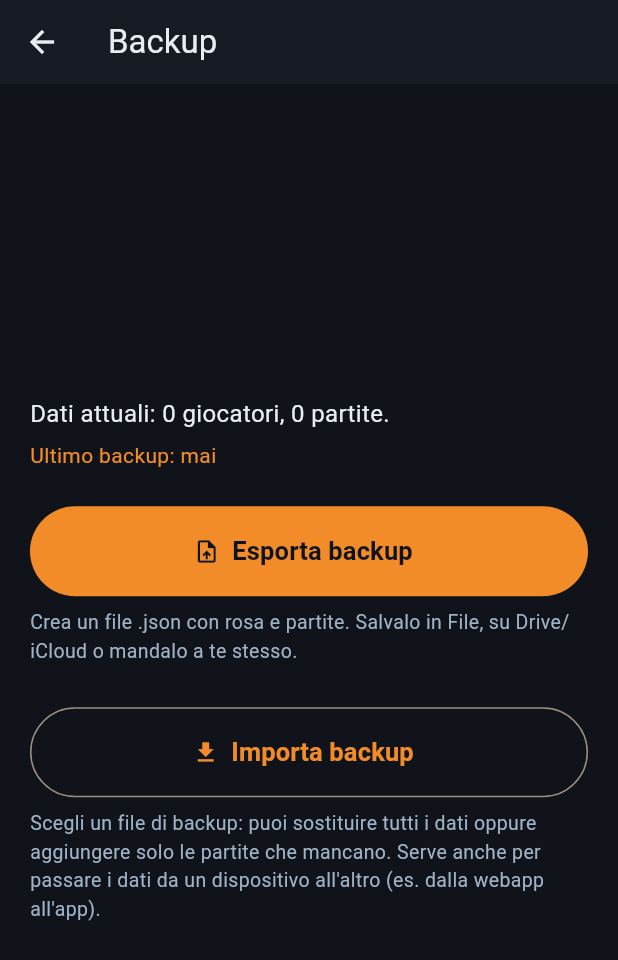
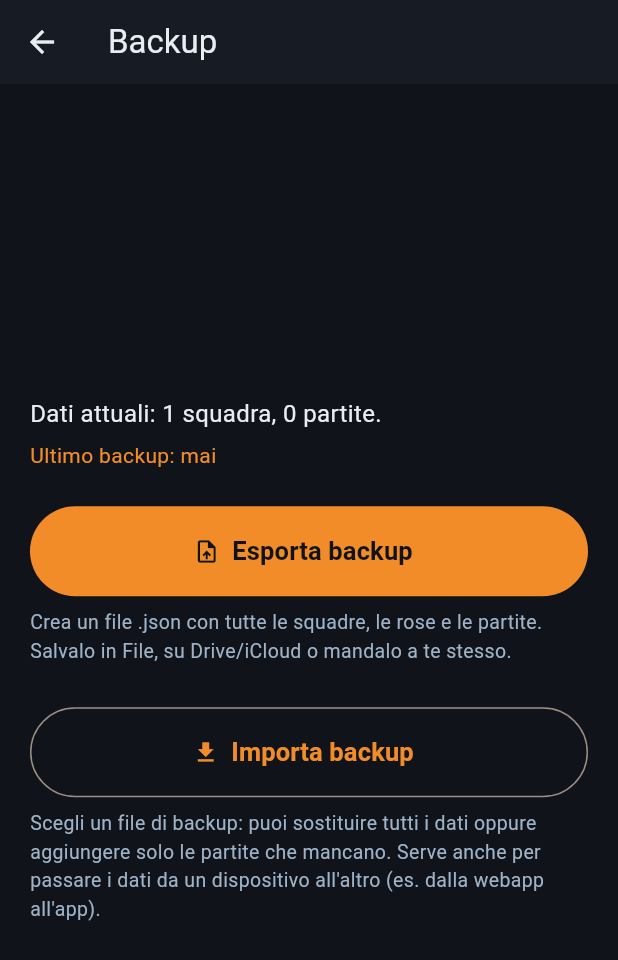
Before and after one commit to federicopezzella/scout-pallavolo, a Flutter app: the screen it shows after launch, after a tap on "Backup", on a phone screen of 412 x 824 dp. Shown: the top 960 px of the screen. Run offline on Flutter 3.47's test engine with Material 3 defaults, Android fonts, the phone set to English and light mode, and no system bars; our stand-ins replace file_picker, pdf, printing, share_plus, shared_preferences.

Commit message:
Più squadre (rose): squadra attiva in home, gestione squadre, backup di tutte le squadre
Co-Authored-By: Claude Opus 5.5 <noreply@anthropic.com>
Claude-Session: https://claude.ai/code/session_01PbYR5f57Hsc89QS1BnU6t7

```diff
--- a/lib/models.dart
+++ b/lib/models.dart
@@ -56,26 +56,30 @@ class Player {
 }
 
 class Team {
+  String id;
   String name;
   int jerseyColor;
   int liberoColor;
   List<Player> players;
 
   Team({
+    required this.id,
     required this.name,
     required this.jerseyColor,
     required this.liberoColor,
     required this.players,
   });
 
-  factory Team.empty() => Team(
-        name: 'La mia squadra',
+  factory Team.empty({String name = 'La mia squadra'}) => Team(
+        id: newId(),
+        name: name,
         jerseyColor: 0xFF1F6FD1,
         liberoColor: 0xFFE9C46A,
         players: [],
       );
 
   Map<String, dynamic> toJson() => {
+        'id': id,
         'name': name,
         'jerseyColor': jerseyColor,
         'liberoColor': liberoColor,
@@ -83,6 +87,7 @@ class Team {
       };
 
   factory Team.fromJson(Map<String, dynamic> j) => Team(
+        id: (j['id'] as String?) ?? newId(),
         name: j['name'] as String,
         jerseyColor: (j['jerseyColor'] as num).toInt(),
         liberoColor: (j['liberoColor'] as num).toInt(),
@@ -221,6 +226,8 @@ class SetData {
 
 class MatchData {
   String id;
+  /// squadra (rosa) a cui appartiene la partita
+  String? teamId;
   String opponent;
   String competition;
   bool home;
@@ -236,6 +243,7 @@ class MatchData {
 
   MatchData({
     required this.id,
+    this.teamId,
     required this.opponent,
     required this.competition,
     required this.home,
@@ -288,6 +296,7 @@ class MatchData {
         'sets': sets.map((s) => s.toJson()).toList(),
         'finished': finished,
         'maxSubs': maxSubs,
+        if (teamId != null) 'teamId': teamId,
       };
 
   factory MatchData.fromJson(Map<String, dynamic> j) => MatchData(
@@ -307,28 +316,61 @@ class MatchData {
             .toList(),
         finished: (j['finished'] as bool?) ?? false,
         maxSubs: (j['maxSubs'] as num?)?.toInt() ?? 8,
+        teamId: j['teamId'] as String?,
       );
 }
 
 class AppData {
-  Team team;
+  List<Team> teams;
+  String currentTeamId;
   List<MatchData> matches;
   int? lastBackup;
 
-  AppData({required this.team, required this.matches, this.lastBackup});
+  AppData({required List<Team> teams, String? currentTeamId, required this.matches, this.lastBackup})
+      : teams = teams.isEmpty ? [Team.empty()] : teams,
+        currentTeamId = currentTeamId ?? '' {
+    normalize();
+  }
+
+  /// Squadra attiva (quella scelta in home).
+  Team get team => teams.firstWhere((t) => t.id == currentTeamId, orElse: () => teams.first);
+
+  Team? teamById(String? id) {
+    for (final t in teams) {
+      if (t.id == id) return t;
+    }
+    return null;
+  }
+
+  /// Partite della squadra attiva.
+  List<MatchData> get teamMatches => matches.where((m) => m.teamId == team.id).toList();
+
+  /// Sistema i dati: almeno una squadra, squadra attiva valida, ogni partita con una squadra.
+  void normalize() {
+    if (teams.isEmpty) teams.add(Team.empty());
+    if (teamById(currentTeamId) == null) currentTeamId = teams.first.id;
+    for (final m in matches) {
+      if (teamById(m.teamId) == null) m.teamId = teams.first.id;
+    }
+  }
 
   Map<String, dynamic> toJson() => {
-        'version': 1,
-        'team': team.toJson(),
+        'version': 2,
+        'teams': teams.map((t) => t.toJson()).toList(),
+        'currentTeamId': currentTeamId,
         'matches': matches.map((m) => m.toJson()).toList(),
         if (lastBackup != null) 'lastBackup': lastBackup,
       };
 
-  factory AppData.fromJson(Map<String, dynamic> j) => AppData(
-        team: Team.fromJson(j['team'] as Map<String, dynamic>),
-        matches: (j['matches'] as List)
-            .map((e) => MatchData.fromJson(e as Map<String, dynamic>))
-            .toList(),
-        lastBackup: (j['lastBackup'] as num?)?.toInt(),
-      );
+  factory AppData.fromJson(Map<String, dynamic> j) {
+    final teams = j['teams'] is List
+        ? (j['teams'] as List).map((e) => Team.fromJson(e as Map<String, dynamic>)).toList()
+        : [if (j['team'] != null) Team.fromJson(j['team'] as Map<String, dynamic>)];
+    return AppData(
+      teams: teams,
+      currentTeamId: j['currentTeamId'] as String?,
+      matches: (j['matches'] as List).map((e) => MatchData.fromJson(e as Map<String, dynamic>)).toList(),
+      lastBackup: (j['lastBackup'] as num?)?.toInt(),
+    );
+  }
 }
--- a/lib/screens/backup.dart
+++ b/lib/screens/backup.dart
@@ -79,15 +79,15 @@ class _BackupScreenState extends State<BackupScreen> {
         builder: (ctx) => AlertDialog(
           title: const Text('Importa backup'),
           content: Text(
-            'Il file contiene ${incoming.matches.length} partite e ${incoming.team.players.length} giocatori '
-            '(squadra "${incoming.team.name}").\n\n'
+            'Il file contiene ${incoming.teams.length == 1 ? '1 squadra' : '${incoming.teams.length} squadre'} '
+            '(${incoming.teams.map((t) => t.name).join(', ')}) e ${incoming.matches.length} partite.\n\n'
             'Partite non ancora presenti qui: ${newOnes.length}.',
           ),
           actions: [
             TextButton(onPressed: () => Navigator.pop(ctx), child: const Text('Annulla')),
             OutlinedButton(
-              onPressed: newOnes.isEmpty ? null : () => Navigator.pop(ctx, 'merge'),
-              child: Text('Aggiungi ${newOnes.length} partite'),
+              onPressed: () => Navigator.pop(ctx, 'merge'),
+              child: Text(newOnes.isEmpty ? 'Aggiungi squadre mancanti' : 'Aggiungi ${newOnes.length} partite'),
             ),
             FilledButton(
               onPressed: () => Navigator.pop(ctx, 'replace'),
@@ -102,7 +102,7 @@ class _BackupScreenState extends State<BackupScreen> {
           context: context,
           builder: (ctx) => AlertDialog(
             title: const Text('Sostituire tutti i dati?'),
-            content: const Text('Rosa e partite attuali verranno sostituite da quelle del file. Se vuoi tenerle, esporta prima un backup.'),
+            content: const Text('Squadre, rose e partite attuali verranno sostituite da quelle del file. Se vuoi tenerle, esporta prima un backup.'),
             actions: [
               TextButton(onPressed: () => Navigator.pop(ctx, false), child: const Text('Annulla')),
               FilledButton(onPressed: () => Navigator.pop(ctx, true), child: const Text('Sostituisci')),
@@ -114,10 +114,27 @@ class _BackupScreenState extends State<BackupScreen> {
         await store.save();
         _msg('Dati ripristinati dal backup');
       } else if (choice == 'merge') {
+        // squadre: stessa squadra se ha lo stesso id o lo stesso nome, altrimenti la aggiunge
+        final remap = <String, String>{};
+        var addedTeams = 0;
+        for (final t in incoming.teams) {
+          final same = store.data.teamById(t.id) ??
+              store.data.teams.where((x) => x.name.trim().toLowerCase() == t.name.trim().toLowerCase()).firstOrNull;
+          if (same != null) {
+            remap[t.id] = same.id;
+            if (same.players.isEmpty) same.players = t.players;
+          } else {
+            store.data.teams.add(t);
+            addedTeams++;
+          }
+        }
+        for (final m in newOnes) {
+          m.teamId = remap[m.teamId] ?? m.teamId;
+        }
         store.data.matches.addAll(newOnes);
-        if (store.data.team.players.isEmpty) store.data.team = incoming.team;
+        store.data.normalize();
         await store.save();
-        _msg('Aggiunte ${newOnes.length} partite');
+        _msg('Aggiunte ${newOnes.length} partite${addedTeams > 0 ? ' e $addedTeams squadre' : ''}');
       }
     } catch (e) {
       _msg('Importazione non riuscita: $e');
@@ -141,7 +158,8 @@ class _BackupScreenState extends State<BackupScreen> {
                 constraints: const BoxConstraints(maxWidth: 560),
                 child: Column(crossAxisAlignment: CrossAxisAlignment.stretch, children: [
                   Text(
-                    'Dati attuali: ${store.data.team.players.length} giocatori, ${store.data.matches.length} partite.',
+                    'Dati attuali: ${store.data.teams.length == 1 ? '1 squadra' : '${store.data.teams.length} squadre'}, '
+                    '${store.data.matches.length} partite.',
                     style: const TextStyle(fontSize: 16),
                   ),
                   const SizedBox(height: 6),
@@ -162,7 +180,7 @@ class _BackupScreenState extends State<BackupScreen> {
                   ),
                   const SizedBox(height: 8),
                   const Text(
-                    'Crea un file .json con rosa e partite. Salvalo in File, su Drive/iCloud o mandalo a te stesso.',
+                    'Crea un file .json con tutte le squadre, le rose e le partite. Salvalo in File, su Drive/iCloud o mandalo a te stesso.',
                     style: TextStyle(color: C.muted, fontSize: 13),
                   ),
                   const SizedBox(height: 28),
--- a/lib/screens/home.dart
+++ b/lib/screens/home.dart
@@ -12,6 +12,7 @@ import 'live.dart';
 import 'new_match.dart';
 import 'roster.dart';
 import 'stats.dart';
+import 'teams.dart';
 
 const appBuild = String.fromEnvironment('BUILD', defaultValue: 'dev');
 
@@ -59,7 +60,8 @@ class HomeScreen extends StatelessWidget {
     return ListenableBuilder(
       listenable: store,
       builder: (context, _) {
-        final matches = List.of(store.data.matches)..sort((a, b) => b.date.compareTo(a.date));
+        final team = store.data.team;
+        final matches = store.data.teamMatches..sort((a, b) => b.date.compareTo(a.date));
         final running = matches.where((m) => !m.finished).toList();
         final done = matches.where((m) => m.finished).toList();
         final last = store.data.lastBackup;
@@ -82,7 +84,7 @@ class HomeScreen extends StatelessWidget {
                 label: const Text('Backup'),
               ),
               TextButton.icon(
-                onPressed: () => Navigator.of(context).push(MaterialPageRoute(builder: (_) => const RosterScreen())),
+                onPressed: () => Navigator.of(context).push(MaterialPageRoute(builder: (_) => RosterScreen(team: team))),
                 icon: const Icon(Icons.groups),
                 label: const Text('Rosa'),
               ),
@@ -94,12 +96,15 @@ class HomeScreen extends StatelessWidget {
             icon: const Icon(Icons.add),
             label: const Text('Nuova partita', style: TextStyle(fontWeight: FontWeight.w700)),
           ),
-          body: matches.isEmpty
-              ? const Center(
+          body: Column(crossAxisAlignment: CrossAxisAlignment.stretch, children: [
+            _TeamBar(team: team),
+            Expanded(
+              child: matches.isEmpty
+              ? Center(
                   child: Text(
-                    'Nessuna partita.\nPrima inserisci la rosa, poi crea una nuova partita.',
+                    'Nessuna partita per ${team.name}.\nPrima inserisci la rosa, poi crea una nuova partita.',
                     textAlign: TextAlign.center,
-                    style: TextStyle(color: C.muted, fontSize: 16),
+                    style: const TextStyle(color: C.muted, fontSize: 16),
                   ),
                 )
               : ListView(
@@ -123,7 +128,7 @@ class HomeScreen extends StatelessWidget {
                         ),
                       ),
                     if (done.isNotEmpty) ...[
-                      _TrendSection(matches: store.data.matches),
+                      _TrendSection(matches: matches),
                       const SizedBox(height: 24),
                     ],
                     if (running.isNotEmpty) ...[
@@ -141,6 +146,8 @@ class HomeScreen extends StatelessWidget {
                     const Text('Tieni premuto su una partita per eliminarla.', style: TextStyle(color: C.muted, fontSize: 12)),
                   ],
                 ),
+            ),
+          ]),
         );
       },
     );
@@ -279,3 +286,66 @@ class _TrendSection extends StatelessWidget {
     ]);
   }
 }
+
+/// Barra in alto nella home: squadra attiva e cambio rapido.
+class _TeamBar extends StatelessWidget {
+  final Team team;
+  const _TeamBar({required this.team});
+
+  @override
+  Widget build(BuildContext context) {
+    final teams = store.data.teams;
+    return Container(
+      padding: const EdgeInsets.fromLTRB(16, 10, 12, 10),
+      decoration: const BoxDecoration(color: C.surface, border: Border(bottom: BorderSide(color: C.line))),
+      child: Row(children: [
+        Jersey(color: Color(team.jerseyColor), number: team.players.isEmpty ? 0 : team.players.first.number, width: 36),
+        const SizedBox(width: 10),
+        Expanded(
+          child: PopupMenuButton<String>(
+            tooltip: 'Cambia squadra',
+            onSelected: (id) {
+              if (id == '_manage') {
+                Navigator.of(context).push(MaterialPageRoute(builder: (_) => const TeamsScreen()));
+                return;
+              }
+              store.data.currentTeamId = id;
+              store.save();
+            },
+            itemBuilder: (_) => [
+              for (final t in teams)
+                PopupMenuItem(
+                  value: t.id,
+                  child: Row(children: [
+                    Icon(t.id == team.id ? Icons.check : Icons.circle, size: t.id == team.id ? 20 : 12,
+                        color: t.id == team.id ? C.accent : Color(t.jerseyColor)),
+                    const SizedBox(width: 10),
+                    Text(t.name),
+                  ]),
+                ),
+              const PopupMenuDivider(),
+              const PopupMenuItem(
+                value: '_manage',
+                child: Row(children: [Icon(Icons.groups, size: 20), SizedBox(width: 10), Text('Gestisci squadre')]),
+              ),
+            ],
+            child: Row(children: [
+              Flexible(
+                child: Text(team.name,
+                    overflow: TextOverflow.ellipsis, style: const TextStyle(fontSize: 18, fontWeight: FontWeight.w700)),
+              ),
+              const Icon(Icons.arrow_drop_down),
+              if (teams.length > 1)
+                Text('  ${teams.length} squadre', style: const TextStyle(color: C.muted, fontSize: 13)),
+            ]),
+          ),
+        ),
+        TextButton.icon(
+          onPressed: () => Navigator.of(context).push(MaterialPageRoute(builder: (_) => const TeamsScreen())),
+          icon: const Icon(Icons.add),
+          label: const Text('Squadre'),
+        ),
+      ]),
+    );
+  }
+}
--- a/lib/screens/new_match.dart
+++ b/lib/screens/new_match.dart
@@ -39,6 +39,7 @@ class _NewMatchScreenState extends State<NewMatchScreen> {
     }
     final m = MatchData(
       id: newId(),
+      teamId: team.id,
       opponent: _opp.text.trim(),
       competition: _comp.text.trim(),
       home: _home,
--- a/lib/store.dart
+++ b/lib/store.dart
@@ -11,7 +11,7 @@ import 'models.dart';
 /// file su Android/iOS, memoria del browser (localStorage) nella webapp.
 class AppStore extends ChangeNotifier {
   static const _webKey = 'scout_data';
-  AppData data = AppData(team: Team.empty(), matches: []);
+  AppData data = AppData(teams: [Team.empty()], matches: []);
   File? _file;
   SharedPreferences? _prefs;
   Future<void> _pending = Future.value();
```
Also changed, not shown: lib/screens/roster.dart (+5 -4 lines), lib/screens/teams.dart (added, +146 -0 lines), 1 other file.
